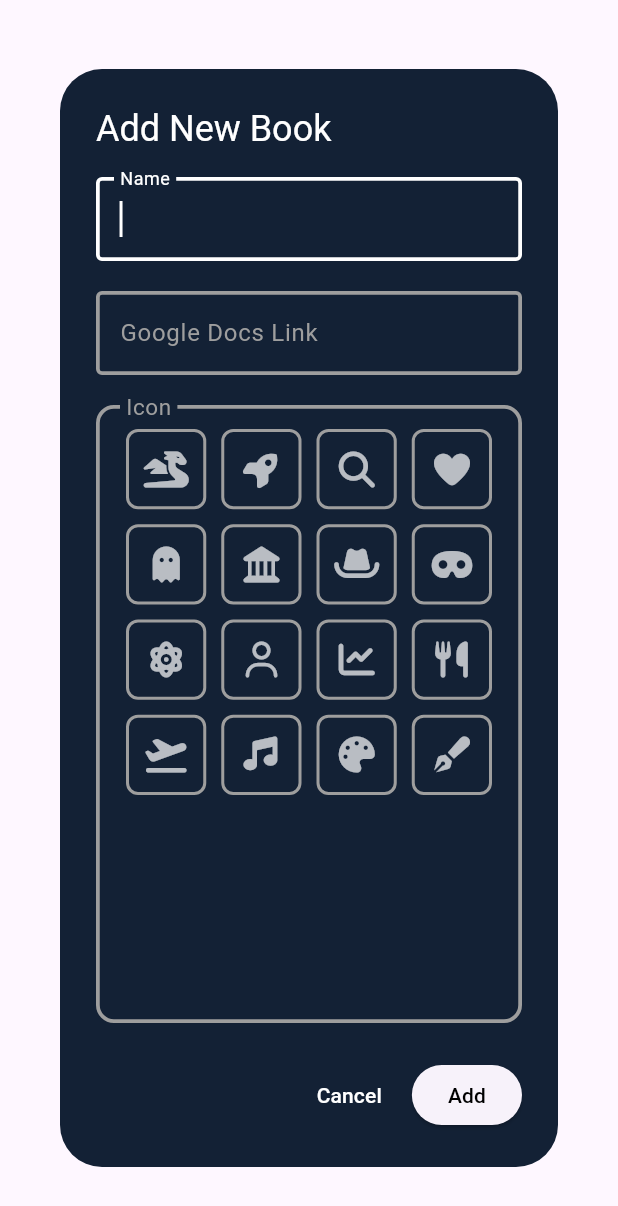
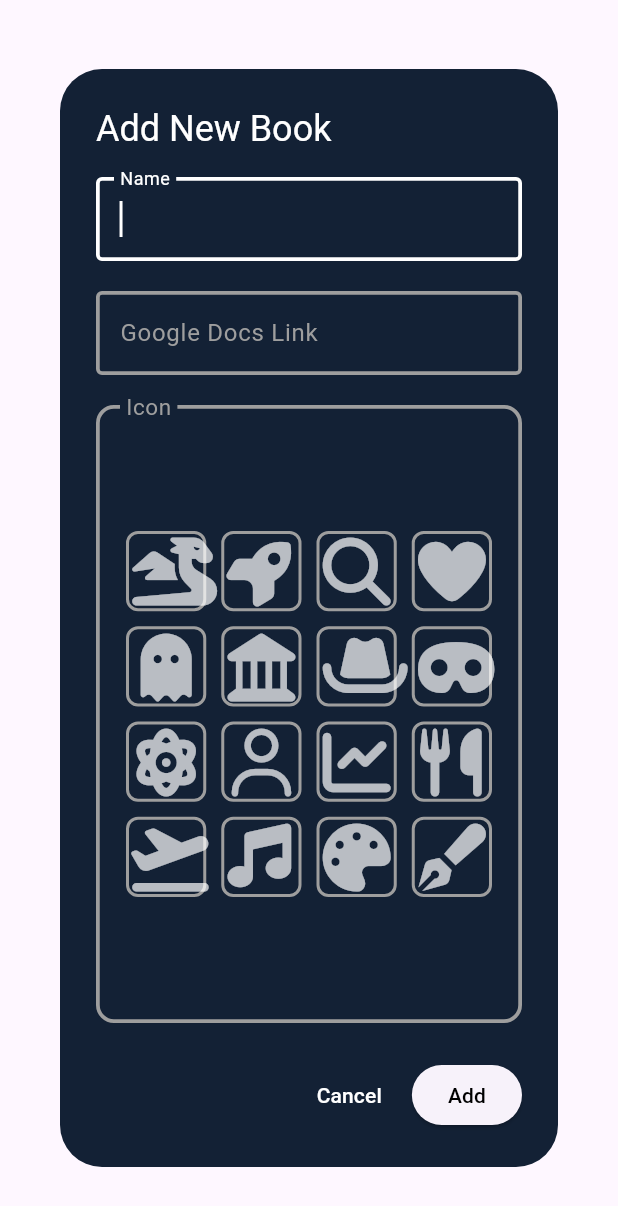
Before and after one commit to Tazzy1907/character-compass, a Flutter app: the AddItemDialog widget shown alone on an empty page, opened directly, on a phone screen of 412 x 824 dp. Shown: the top 1206 px of the screen. Run offline on Flutter 3.47's test engine with Material 3 defaults, Android fonts, the light colour scheme and no system bars; our stand-ins replace font_awesome_flutter; network calls fail.

Commit message:
Fixed add item screen

```diff
--- a/frontend/lib/screens/home/widgets/add_item_dialog.dart
+++ b/frontend/lib/screens/home/widgets/add_item_dialog.dart
@@ -1,5 +1,4 @@
 import 'package:flutter/material.dart';
-import 'package:font_awesome_flutter/font_awesome_flutter.dart';
 import '../../../models/book_item.dart';
 import '../../../assets/svgs.dart';
 import '../../../style.dart';
@@ -68,8 +67,8 @@ class _AddItemDialogState extends State<AddItemDialog> {
           builder: (context) {
             double maxWidth = MediaQuery.of(context).size.width;
             int maxCrossAxisCount = (maxWidth / 65).floor();
-            List<int> axisCounts = [16, 8, 4, 2, 1];
-            int crossAxisCount = 16;
+            List<int> axisCounts = [8, 4, 2, 1];
+            int crossAxisCount = 8;
             for (int count in axisCounts) {
               if (maxCrossAxisCount >= count) {
                 crossAxisCount = count;
@@ -85,6 +84,7 @@ class _AddItemDialogState extends State<AddItemDialog> {
                 20 +
                 (10 * (mainAxisCount - 1)) +
                 (mainAxisCount * crossAxisWidth);
+            double iconSize = (crossAxisWidth * 0.5).clamp(24.0, 48.0);
             return Column(
               mainAxisSize: MainAxisSize.min,
               crossAxisAlignment: CrossAxisAlignment.stretch,
@@ -120,7 +120,10 @@ class _AddItemDialogState extends State<AddItemDialog> {
                     // We set isEmpty to false to force the label to "float"
                     // Otherwise, it might sit on top of your icons.
                     isEmpty: false,
+                    child: Center(
                       child: GridView.builder(
+                        shrinkWrap: true,
+                        physics: const NeverScrollableScrollPhysics(),
                         gridDelegate: SliverGridDelegateWithFixedCrossAxisCount(
                           crossAxisCount: crossAxisCount,
                           crossAxisSpacing: 10,
@@ -145,14 +148,22 @@ class _AddItemDialogState extends State<AddItemDialog> {
                                     : Colors.transparent,
                                 borderRadius: BorderRadius.circular(8),
                                 border: Border.all(
-                                color: isSelected ? Colors.white : Colors.grey,
+                                  color: isSelected
+                                      ? Colors.white
+                                      : Colors.grey,
                                   width: 2,
                                 ),
                               ),
-                            child: Icon(icon, color: Colors.white70),
+                              alignment: Alignment.center,
+                              child: Icon(
+                                icon,
+                                size: iconSize,
+                                color: Colors.white70,
+                              ),
                             ),
                           );
                         },
+                      ),
                     ),
                   ),
                 ),
```
Lines whose indentation alone changed are shown as unchanged.
